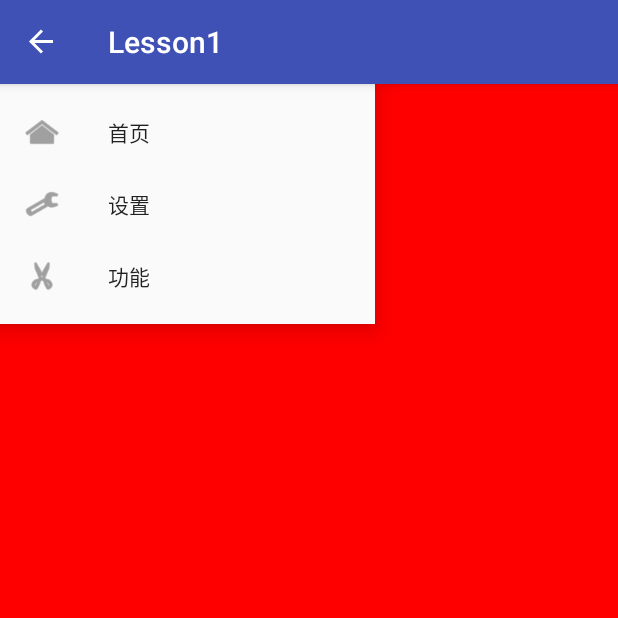
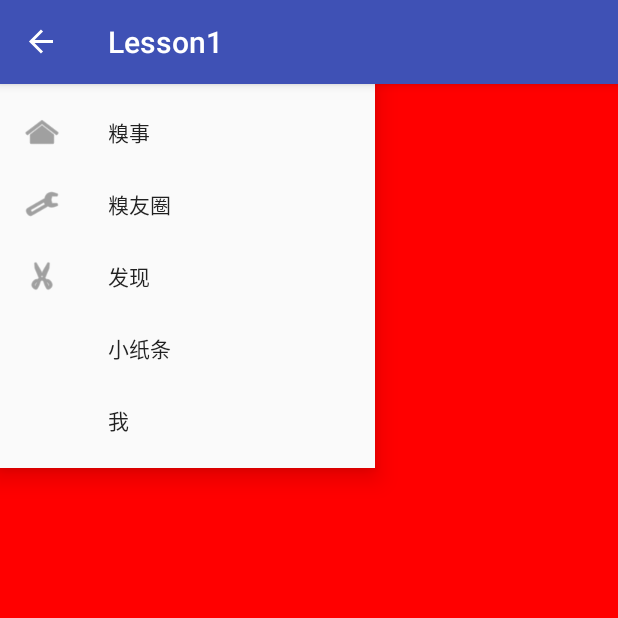
Before and after one commit to firengY/Lesson1, an Android app: the screen it shows after launch (MainActivity), with the side drawer open, on a phone screen of 412 x 824 dp, the top half of it. Run offline under Robolectric (Android 15) with nearby library versions, the phone set to English and light mode, and no system bars.

Commit message:
update 1.0

```diff
--- a/app/src/main/res/menu/menu_first_project.xml
+++ b/app/src/main/res/menu/menu_first_project.xml
@@ -1,15 +1,22 @@
 <?xml version="1.0" encoding="utf-8"?>
 <menu xmlns:android="http://schemas.android.com/apk/res/android">
     <group android:checkableBehavior="single">
-    <item android:id="@+id/item_home"
-        android:title="首页"
-        android:icon="@mipmap/ic_menu_home"/>
-    <item android:id="@+id/item_settings"
-        android:icon="@mipmap/ic_menu_manage"
-        android:title="设置"/>
-    <item android:id="@+id/item_function"
-        android:title="功能"
-        android:icon="@mipmap/ic_menu_cut"/>
+        <item
+            android:id="@+id/item_happen"
+            android:icon="@mipmap/ic_menu_home"
+            android:title="糗事" />
+        <item
+            android:id="@+id/item_group"
+            android:icon="@mipmap/ic_menu_manage"
+            android:title="糗友圈" />
+        <item
+            android:id="@+id/item_discovery"
+            android:icon="@mipmap/ic_menu_cut"
+            android:title="发现" />
+        <item android:id="@+id/item_note"
+            android:title="小纸条"/>
     </group>
+        <item android:id="@+id/item_self"
+            android:title="我"/>
 
 </menu>
```
